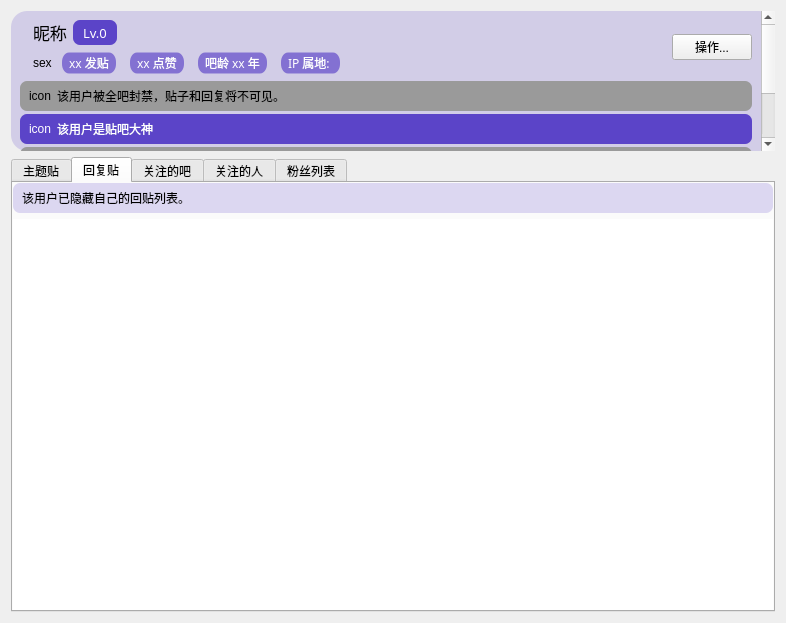
Before: the Qt Designer form src/resf/user_home_page.ui in clb-128258/TiebaDesktop, drawn with Qt 5.
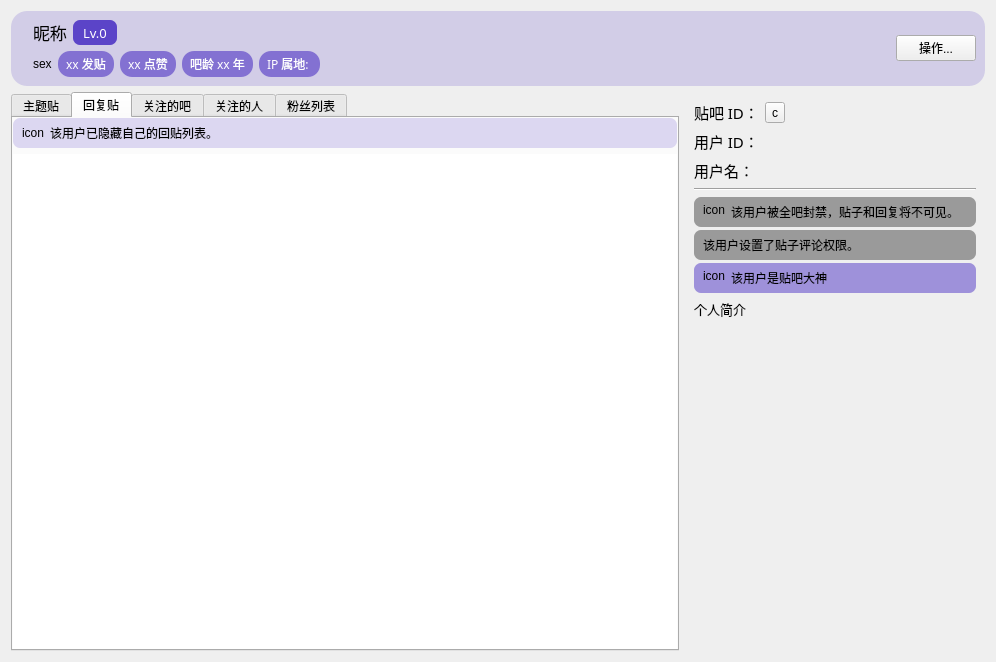
After: the same form once the commit is applied. The open tabs and pages were chosen to show the change.

Commit message: refactor: 重构个人主页的 UI

Patch:
```diff
--- a/src/resf/user_home_page.ui
+++ b/src/resf/user_home_page.ui
@@ -6,8 +6,8 @@
    <rect>
     <x>0</x>
     <y>0</y>
-    <width>786</width>
-    <height>623</height>
+    <width>996</width>
+    <height>662</height>
    </rect>
   </property>
   <property name="font">
@@ -18,13 +18,13 @@
   <property name="windowTitle">
    <string>用户信息</string>
   </property>
-  <layout class="QGridLayout" name="gridLayout_12" rowstretch="0,1">
-   <item row="0" column="0">
+  <layout class="QGridLayout" name="gridLayout_15" columnstretch="1,0">
+   <item row="0" column="0" colspan="2">
     <widget class="QFrame" name="frame">
      <property name="maximumSize">
       <size>
        <width>16777215</width>
-       <height>140</height>
+       <height>16777215</height>
       </size>
      </property>
      <property name="styleSheet">
@@ -41,139 +41,35 @@
      </property>
      <layout class="QGridLayout" name="gridLayout_10">
       <property name="leftMargin">
-       <number>0</number>
+       <number>9</number>
       </property>
       <property name="topMargin">
-       <number>0</number>
+       <number>9</number>
       </property>
       <property name="rightMargin">
-       <number>0</number>
+       <number>9</number>
       </property>
       <property name="bottomMargin">
-       <number>0</number>
+       <number>9</number>
       </property>
-      <item row="0" column="0">
-       <widget class="QScrollArea" name="scrollArea">
-        <property name="palette">
-         <palette>
-          <active>
-           <colorrole role="Button">
-            <brush brushstyle="SolidPattern">
-             <color alpha="0">
-              <red>0</red>
-              <green>0</green>
-              <blue>0</blue>
-             </color>
-            </brush>
-           </colorrole>
-           <colorrole role="Base">
-            <brush brushstyle="SolidPattern">
-             <color alpha="0">
-              <red>0</red>
-              <green>0</green>
-              <blue>0</blue>
-             </color>
-            </brush>
-           </colorrole>
-           <colorrole role="Window">
-            <brush brushstyle="NoBrush">
-             <color alpha="255">
-              <red>0</red>
-              <green>0</green>
-              <blue>0</blue>
-             </color>
-            </brush>
-           </colorrole>
-          </active>
-          <inactive>
-           <colorrole role="Button">
-            <brush brushstyle="SolidPattern">
-             <color alpha="0">
-              <red>0</red>
-              <green>0</green>
-              <blue>0</blue>
-             </color>
-            </brush>
-           </colorrole>
-           <colorrole role="Base">
-            <brush brushstyle="SolidPattern">
-             <color alpha="0">
-              <red>0</red>
-              <green>0</green>
-              <blue>0</blue>
-             </color>
-            </brush>
-           </colorrole>
-           <colorrole role="Window">
-            <brush brushstyle="NoBrush">
-             <color alpha="255">
-              <red>0</red>
-              <green>0</green>
-              <blue>0</blue>
-             </color>
-            </brush>
-           </colorrole>
-          </inactive>
-          <disabled>
-           <colorrole role="Button">
-            <brush brushstyle="SolidPattern">
-             <color alpha="0">
-              <red>0</red>
-              <green>0</green>
-              <blue>0</blue>
-             </color>
-            </brush>
-           </colorrole>
-           <colorrole role="Base">
-            <brush brushstyle="SolidPattern">
-             <color alpha="0">
-              <red>0</red>
-              <green>0</green>
-              <blue>0</blue>
-             </color>
-            </brush>
-           </colorrole>
-           <colorrole role="Window">
-            <brush brushstyle="NoBrush">
-             <color alpha="255">
-              <red>0</red>
-              <green>0</green>
-              <blue>0</blue>
-             </color>
-            </brush>
-           </colorrole>
-          </disabled>
-         </palette>
-        </property>
-        <property name="styleSheet">
-         <string notr="true">QScrollArea{
-	background: transparent;
-}
-QWidget#scrollAreaWidgetContents{
-	background: transparent;
-}</string>
-        </property>
-        <property name="frameShape">
-         <enum>QFrame::NoFrame</enum>
-        </property>
-        <property name="sizeAdjustPolicy">
-         <enum>QAbstractScrollArea::AdjustToContents</enum>
-        </property>
-        <property name="widgetResizable">
-         <bool>true</bool>
-        </property>
-        <widget class="QWidget" name="scrollAreaWidgetContents">
-         <property name="geometry">
-          <rect>
-           <x>0</x>
-           <y>0</y>
-           <width>751</width>
-           <height>219</height>
-          </rect>
-         </property>
-         <layout class="QGridLayout" name="gridLayout" rowstretch="0,0,0,1">
+      <property name="horizontalSpacing">
+       <number>9</number>
+      </property>
           <item row="0" column="0">
+       <widget class="QFrame" name="frame_6">
            <layout class="QGridLayout" name="gridLayout_9">
+         <property name="leftMargin">
+          <number>0</number>
+         </property>
+         <property name="topMargin">
+          <number>0</number>
+         </property>
+         <property name="rightMargin">
+          <number>0</number>
+         </property>
+         <property name="bottomMargin">
+          <number>0</number>
+         </property>
             <item row="0" column="0" rowspan="3">
              <widget class="QLabel" name="label">
               <property name="text">
@@ -204,11 +100,9 @@
                 <property name="styleSheet">
                  <string notr="true">QLabel{
     background-color: rgba(91, 68, 200, 170);
-	border-style: radius;
-	border-radius: 11px;
-    border-width: 3px 8px;
-	border-color: rgba(91, 68, 200, 200);
 	color: white;
+	padding: 4px 5px;
+	border-radius: 12px;
 }
 </string>
                 </property>
@@ -231,11 +125,9 @@
                 <property name="styleSheet">
                  <string notr="true">QLabel{
     background-color: rgba(91, 68, 200, 170);
-	border-style: radius;
-	border-radius: 11px;
-    border-width: 3px 8px;
-	border-color: rgba(91, 68, 200, 200);
 	color: white;
+	padding: 4px 5px;
+	border-radius: 12px;
 }
 </string>
                 </property>
@@ -258,11 +150,9 @@
                 <property name="styleSheet">
                  <string notr="true">QLabel{
     background-color: rgba(91, 68, 200, 170);
-	border-style: radius;
-	border-radius: 11px;
-    border-width: 3px 8px;
-	border-color: rgba(91, 68, 200, 200);
 	color: white;
+	padding: 4px 5px;
+	border-radius: 12px;
 }
 </string>
                 </property>
@@ -285,11 +175,9 @@
                 <property name="styleSheet">
                  <string notr="true">QLabel{
     background-color: rgba(91, 68, 200, 170);
-	border-style: radius;
-	border-radius: 11px;
-    border-width: 3px 8px;
-	border-color: rgba(91, 68, 200, 200);
 	color: white;
+	padding: 4px 5px;
+	border-radius: 12px;
 }
 </string>
                 </property>
@@ -392,229 +280,6 @@
              </widget>
             </item>
            </layout>
-          </item>
-          <item row="1" column="0">
-           <widget class="QFrame" name="frame_8">
-            <layout class="QVBoxLayout" name="verticalLayout_2">
-             <property name="spacing">
-              <number>3</number>
-             </property>
-             <property name="leftMargin">
-              <number>0</number>
-             </property>
-             <property name="topMargin">
-              <number>0</number>
-             </property>
-             <property name="rightMargin">
-              <number>0</number>
-             </property>
-             <property name="bottomMargin">
-              <number>0</number>
-             </property>
-             <item>
-              <widget class="QFrame" name="frame_3">
-               <property name="styleSheet">
-                <string notr="true">QFrame{
-	background-color: rgb(154, 154, 154);
-	border-radius: 7px;
-}
-QLabel{
-	color: black;
-}</string>
-               </property>
-               <property name="frameShape">
-                <enum>QFrame::StyledPanel</enum>
-               </property>
-               <property name="frameShadow">
-                <enum>QFrame::Raised</enum>
-               </property>
-               <layout class="QGridLayout" name="gridLayout_5" columnstretch="0,1">
-                <property name="topMargin">
-                 <number>6</number>
-                </property>
-                <property name="bottomMargin">
-                 <number>6</number>
-                </property>
-                <item row="0" column="0">
-                 <widget class="QLabel" name="label_11">
-                  <property name="text">
-                   <string>icon</string>
-                  </property>
-                 </widget>
-                </item>
-                <item row="0" column="1">
-                 <widget class="QLabel" name="label_12">
-                  <property name="font">
-                   <font>
-                    <pointsize>9</pointsize>
-                   </font>
-                  </property>
-                  <property name="text">
-                   <string>该用户被全吧封禁，贴子和回复将不可见。</string>
-                  </property>
-                 </widget>
-                </item>
-               </layout>
-              </widget>
-             </item>
-             <item>
-              <widget class="QFrame" name="frame_2">
-               <property name="styleSheet">
-                <string notr="true">QFrame{
-	background-color: rgb(91, 68, 200);
-	border-radius: 7px;
-}
-QLabel{
-	color: white;
-}</string>
-               </property>
-               <property name="frameShape">
-                <enum>QFrame::StyledPanel</enum>
-               </property>
-               <property name="frameShadow">
-                <enum>QFrame::Raised</enum>
-               </property>
-               <layout class="QGridLayout" name="gridLayout_2" columnstretch="0,1">
-                <property name="topMargin">
-                 <number>6</number>
-                </property>
-                <property name="bottomMargin">
-                 <number>6</number>
-                </property>
-                <item row="0" column="0">
-                 <widget class="QLabel" name="label_7">
-                  <property name="text">
-                   <string>icon</string>
-                  </property>
-                 </widget>
-                </item>
-                <item row="0" column="1">
-                 <widget class="QLabel" name="label_10">
-                  <property name="font">
-                   <font>
-                    <pointsize>9</pointsize>
-                   </font>
-                  </property>
-                  <property name="text">
-                   <string>该用户是贴吧大神</string>
-                  </property>
-                 </widget>
-                </item>
-               </layout>
-              </widget>
-             </item>
-             <item>
-              <widget class="QFrame" name="frame_5">
-               <property name="styleSheet">
-                <string notr="true">QFrame{
-	background-color: rgb(154, 154, 154);
-	border-radius: 7px;
-}
-QLabel{
-	color: black;
-}</string>
-               </property>
-               <property name="frameShape">
-                <enum>QFrame::StyledPanel</enum>
-               </property>
-               <property name="frameShadow">
-                <enum>QFrame::Raised</enum>
-               </property>
-               <layout class="QGridLayout" name="gridLayout_8" columnstretch="0">
-                <property name="topMargin">
-                 <number>6</number>
-                </property>
-                <property name="bottomMargin">
-                 <number>6</number>
-                </property>
-                <item row="0" column="0">
-                 <widget class="QLabel" name="label_16">
-                  <property name="font">
-                   <font>
-                    <pointsize>9</pointsize>
-                   </font>
-                  </property>
-                  <property name="text">
-                   <string>该用户设置了贴子评论权限。</string>
-                  </property>
-                 </widget>
-                </item>
-               </layout>
-              </widget>
-             </item>
-            </layout>
-           </widget>
-          </item>
-          <item row="2" column="0">
-           <layout class="QHBoxLayout" name="horizontalLayout_2">
-            <item>
-             <widget class="QLabel" name="label_3">
-              <property name="font">
-               <font>
-                <family>微软雅黑</family>
-                <pointsize>10</pointsize>
-               </font>
-              </property>
-              <property name="styleSheet">
-               <string notr="true"/>
-              </property>
-              <property name="text">
-               <string>贴吧 ID：</string>
-              </property>
-              <property name="textInteractionFlags">
-               <set>Qt::TextBrowserInteraction</set>
-              </property>
-             </widget>
-            </item>
-            <item>
-             <widget class="QToolButton" name="toolButton">
-              <property name="text">
-               <string>c</string>
-              </property>
-             </widget>
-            </item>
-            <item>
-             <spacer name="horizontalSpacer">
-              <property name="orientation">
-               <enum>Qt::Horizontal</enum>
-              </property>
-              <property name="sizeHint" stdset="0">
-               <size>
-                <width>40</width>
-                <height>20</height>
-               </size>
-              </property>
-             </spacer>
-            </item>
-           </layout>
-          </item>
-          <item row="3" column="0">
-           <widget class="QLabel" name="label_6">
-            <property name="font">
-             <font>
-              <family>微软雅黑</family>
-              <pointsize>10</pointsize>
-             </font>
-            </property>
-            <property name="toolTip">
-             <string>&lt;html&gt;&lt;head/&gt;&lt;body&gt;&lt;p&gt;个人简介&lt;/p&gt;&lt;/body&gt;&lt;/html&gt;</string>
-            </property>
-            <property name="text">
-             <string>个人简介</string>
-            </property>
-            <property name="alignment">
-             <set>Qt::AlignLeading|Qt::AlignLeft|Qt::AlignTop</set>
-            </property>
-            <property name="wordWrap">
-             <bool>true</bool>
-            </property>
-            <property name="textInteractionFlags">
-             <set>Qt::TextBrowserInteraction</set>
-            </property>
-           </widget>
-          </item>
-         </layout>
-        </widget>
        </widget>
       </item>
      </layout>
@@ -691,19 +356,22 @@
 }</string>
          </property>
          <property name="frameShape">
-          <enum>QFrame::StyledPanel</enum>
+          <enum>QFrame::NoFrame</enum>
          </property>
          <property name="frameShadow">
           <enum>QFrame::Raised</enum>
          </property>
-         <layout class="QGridLayout" name="gridLayout_19" columnstretch="0">
+         <layout class="QGridLayout" name="gridLayout_12" columnstretch="0,1">
+          <property name="leftMargin">
+           <number>9</number>
+          </property>
           <property name="topMargin">
            <number>6</number>
           </property>
           <property name="bottomMargin">
            <number>6</number>
           </property>
-          <item row="0" column="0">
+          <item row="0" column="1">
            <widget class="QLabel" name="label_20">
             <property name="font">
              <font>
@@ -715,6 +383,13 @@
             </property>
            </widget>
           </item>
+          <item row="0" column="0">
+           <widget class="QLabel" name="label_17">
+            <property name="text">
+             <string>icon</string>
+            </property>
+           </widget>
+          </item>
          </layout>
         </widget>
        </item>
@@ -951,6 +626,455 @@
      </widget>
     </widget>
    </item>
+   <item row="1" column="1">
+    <widget class="QScrollArea" name="scrollArea">
+     <property name="minimumSize">
+      <size>
+       <width>300</width>
+       <height>0</height>
+      </size>
+     </property>
+     <property name="palette">
+      <palette>
+       <active>
+        <colorrole role="Button">
+         <brush brushstyle="SolidPattern">
+          <color alpha="0">
+           <red>0</red>
+           <green>0</green>
+           <blue>0</blue>
+          </color>
+         </brush>
+        </colorrole>
+        <colorrole role="Base">
+         <brush brushstyle="SolidPattern">
+          <color alpha="0">
+           <red>0</red>
+           <green>0</green>
+           <blue>0</blue>
+          </color>
+         </brush>
+        </colorrole>
+        <colorrole role="Window">
+         <brush brushstyle="NoBrush">
+          <color alpha="255">
+           <red>0</red>
+           <green>0</green>
+           <blue>0</blue>
+          </color>
+         </brush>
+        </colorrole>
+       </active>
+       <inactive>
+        <colorrole role="Button">
+         <brush brushstyle="SolidPattern">
+          <color alpha="0">
+           <red>0</red>
+           <green>0</green>
+           <blue>0</blue>
+          </color>
+         </brush>
+        </colorrole>
+        <colorrole role="Base">
+         <brush brushstyle="SolidPattern">
+          <color alpha="0">
+           <red>0</red>
+           <green>0</green>
+           <blue>0</blue>
+          </color>
+         </brush>
+        </colorrole>
+        <colorrole role="Window">
+         <brush brushstyle="NoBrush">
+          <color alpha="255">
+           <red>0</red>
+           <green>0</green>
+           <blue>0</blue>
+          </color>
+         </brush>
+        </colorrole>
+       </inactive>
+       <disabled>
+        <colorrole role="Button">
+         <brush brushstyle="SolidPattern">
+          <color alpha="0">
+           <red>0</red>
+           <green>0</green>
+           <blue>0</blue>
+          </color>
+         </brush>
+        </colorrole>
+        <colorrole role="Base">
+         <brush brushstyle="SolidPattern">
+          <color alpha="0">
+           <red>0</red>
+           <green>0</green>
+           <blue>0</blue>
+          </color>
+         </brush>
+        </colorrole>
+        <colorrole role="Window">
+         <brush brushstyle="NoBrush">
+          <color alpha="255">
+           <red>0</red>
+           <green>0</green>
+           <blue>0</blue>
+          </color>
+         </brush>
+        </colorrole>
+       </disabled>
+      </palette>
+     </property>
+     <property name="styleSheet">
+      <string notr="true">QScrollArea{
+	background: transparent;
+}
+QWidget#scrollAreaWidgetContents{
+	background: transparent;
+}</string>
+     </property>
+     <property name="frameShape">
+      <enum>QFrame::NoFrame</enum>
+     </property>
+     <property name="sizeAdjustPolicy">
+      <enum>QAbstractScrollArea::AdjustToContents</enum>
+     </property>
+     <property name="widgetResizable">
+      <bool>true</bool>
+     </property>
+     <widget class="QWidget" name="scrollAreaWidgetContents">
+      <property name="geometry">
+       <rect>
+        <x>0</x>
+        <y>0</y>
+        <width>300</width>
+        <height>564</height>
+       </rect>
+      </property>
+      <layout class="QGridLayout" name="gridLayout" rowstretch="0,0,0,0,0,0,0,0,0">
+       <item row="5" column="0">
+        <widget class="Line" name="line">
+         <property name="orientation">
+          <enum>Qt::Horizontal</enum>
+         </property>
+        </widget>
+       </item>
+       <item row="2" column="0">
+        <widget class="QLabel" name="label_25">
+         <property name="font">
+          <font>
+           <family>微软雅黑</family>
+           <pointsize>11</pointsize>
+          </font>
+         </property>
+         <property name="styleSheet">
+          <string notr="true"/>
+         </property>
+         <property name="text">
+          <string>用户名：</string>
+         </property>
+         <property name="wordWrap">
+          <bool>true</bool>
+         </property>
+         <property name="textInteractionFlags">
+          <set>Qt::TextBrowserInteraction</set>
+         </property>
+        </widget>
+       </item>
+       <item row="7" column="0">
+        <widget class="QLabel" name="label_6">
+         <property name="font">
+          <font>
+           <family>微软雅黑</family>
+           <pointsize>10</pointsize>
+          </font>
+         </property>
+         <property name="toolTip">
+          <string>&lt;html&gt;&lt;head/&gt;&lt;body&gt;&lt;p&gt;个人简介&lt;/p&gt;&lt;/body&gt;&lt;/html&gt;</string>
+         </property>
+         <property name="text">
+          <string>个人简介</string>
+         </property>
+         <property name="alignment">
+          <set>Qt::AlignLeading|Qt::AlignLeft|Qt::AlignTop</set>
+         </property>
+         <property name="wordWrap">
+          <bool>true</bool>
+         </property>
+         <property name="textInteractionFlags">
+          <set>Qt::TextBrowserInteraction</set>
+         </property>
+        </widget>
+       </item>
+       <item row="0" column="0">
+        <widget class="QFrame" name="horizontalFrame">
+         <property name="frameShape">
+          <enum>QFrame::NoFrame</enum>
+         </property>
+         <layout class="QHBoxLayout" name="horizontalLayout_2">
+          <property name="leftMargin">
+           <number>0</number>
+          </property>
+          <property name="topMargin">
+           <number>0</number>
+          </property>
+          <property name="rightMargin">
+           <number>0</number>
+          </property>
+          <property name="bottomMargin">
+           <number>0</number>
+          </property>
+          <item>
+           <widget class="QLabel" name="label_3">
+            <property name="font">
+             <font>
+              <family>微软雅黑</family>
+              <pointsize>11</pointsize>
+             </font>
+            </property>
+            <property name="styleSheet">
+             <string notr="true"/>
+            </property>
+            <property name="text">
+             <string>贴吧 ID：</string>
+            </property>
+            <property name="wordWrap">
+             <bool>false</bool>
+            </property>
+            <property name="textInteractionFlags">
+             <set>Qt::TextBrowserInteraction</set>
+            </property>
+           </widget>
+          </item>
+          <item>
+           <widget class="QToolButton" name="toolButton">
+            <property name="toolTip">
+             <string>复制贴吧号</string>
+            </property>
+            <property name="text">
+             <string>c</string>
+            </property>
+           </widget>
+          </item>
+          <item>
+           <spacer name="horizontalSpacer">
+            <property name="orientation">
+             <enum>Qt::Horizontal</enum>
+            </property>
+            <property name="sizeHint" stdset="0">
+             <size>
+              <width>40</width>
+              <height>20</height>
+             </size>
+            </property>
+           </spacer>
+          </item>
+         </layout>
+        </widget>
+       </item>
+       <item row="6" column="0">
+        <widget class="QFrame" name="frame_8">
+         <layout class="QVBoxLayout" name="verticalLayout_2">
+          <property name="spacing">
+           <number>3</number>
+          </property>
+          <property name="leftMargin">
+           <number>0</number>
+          </property>
+          <property name="topMargin">
+           <number>0</number>
+          </property>
+          <property name="rightMargin">
+           <number>0</number>
+          </property>
+          <property name="bottomMargin">
+           <number>0</number>
+          </property>
+          <item>
+           <widget class="QFrame" name="frame_3">
+            <property name="styleSheet">
+             <string notr="true">QFrame{
+	background-color: rgb(154, 154, 154);
+	border-radius: 7px;
+}
+QLabel{
+	color: black;
+}</string>
+            </property>
+            <property name="frameShape">
+             <enum>QFrame::StyledPanel</enum>
+            </property>
+            <property name="frameShadow">
+             <enum>QFrame::Raised</enum>
+            </property>
+            <layout class="QGridLayout" name="gridLayout_5" columnstretch="0,1">
+             <property name="topMargin">
+              <number>6</number>
+             </property>
+             <property name="bottomMargin">
+              <number>6</number>
+             </property>
+             <item row="0" column="0">
+              <widget class="QLabel" name="label_11">
+               <property name="text">
+                <string>icon</string>
+               </property>
+               <property name="alignment">
+                <set>Qt::AlignLeading|Qt::AlignLeft|Qt::AlignTop</set>
+               </property>
+              </widget>
+             </item>
+             <item row="0" column="1">
+              <widget class="QLabel" name="label_12">
+               <property name="font">
+                <font>
+                 <pointsize>9</pointsize>
+                </font>
+               </property>
+               <property name="text">
+                <string>该用户被全吧封禁，贴子和回复将不可见。</string>
+               </property>
+               <property name="wordWrap">
+                <bool>true</bool>
+               </property>
+              </widget>
+             </item>
+            </layout>
+           </widget>
+          </item>
+          <item>
+           <widget class="QFrame" name="frame_5">
+            <property name="styleSheet">
+             <string notr="true">QFrame{
+	background-color: rgb(154, 154, 154);
+	border-radius: 7px;
+}
+QLabel{
+	color: black;
+}</string>
+            </property>
+            <property name="frameShape">
+             <enum>QFrame::StyledPanel</enum>
+            </property>
+            <property name="frameShadow">
+             <enum>QFrame::Raised</enum>
+            </property>
+            <layout class="QGridLayout" name="gridLayout_8" columnstretch="0">
+             <property name="topMargin">
+              <number>6</number>
+             </property>
+             <property name="bottomMargin">
+              <number>6</number>
+             </property>
+             <item row="0" column="0">
+              <widget class="QLabel" name="label_16">
+               <property name="font">
+                <font>
+                 <pointsize>9</pointsize>
+                </font>
+               </property>
+               <property name="text">
+                <string>该用户设置了贴子评论权限。</string>
+               </property>
+               <property name="wordWrap">
+                <bool>true</bool>
+               </property>
+              </widget>
+             </item>
+            </layout>
+           </widget>
+          </item>
+          <item>
+           <widget class="QFrame" name="frame_2">
+            <property name="styleSheet">
+             <string notr="true">QFrame#frame_2{
+	background-color: rgba(91, 68, 200, 140);
+	border-radius: 7px;
+}</string>
+            </property>
+            <property name="frameShape">
+             <enum>QFrame::StyledPanel</enum>
+            </property>
+            <property name="frameShadow">
+             <enum>QFrame::Raised</enum>
+            </property>
+            <layout class="QGridLayout" name="gridLayout_2" columnstretch="0,1">
+             <property name="topMargin">
+              <number>6</number>
+             </property>
+             <property name="bottomMargin">
+              <number>6</number>
+             </property>
+             <item row="0" column="0">
+              <widget class="QLabel" name="label_7">
+               <property name="text">
+                <string>icon</string>
+               </property>
+               <property name="alignment">
+                <set>Qt::AlignLeading|Qt::AlignLeft|Qt::AlignTop</set>
+               </property>
+              </widget>
+             </item>
+             <item row="0" column="1">
+              <widget class="QLabel" name="label_10">
+               <property name="font">
+                <font>
+                 <pointsize>9</pointsize>
+                </font>
+               </property>
+               <property name="text">
+                <string>该用户是贴吧大神</string>
+               </property>
+               <property name="wordWrap">
+                <bool>true</bool>
+               </property>
+              </widget>
+             </item>
+            </layout>
+           </widget>
+          </item>
+         </layout>
+        </widget>
+       </item>
+       <item row="8" column="0">
+        <spacer name="verticalSpacer">
+         <property name="orientation">
+          <enum>Qt::Vertical</enum>
+         </property>
+         <property name="sizeHint" stdset="0">
+          <size>
+           <width>0</width>
+           <height>0</height>
+          </size>
+         </property>
+        </spacer>
+       </item>
+       <item row="1" column="0">
+        <widget class="QLabel" name="label_24">
+         <property name="font">
+          <font>
+           <family>微软雅黑</family>
+           <pointsize>11</pointsize>
+          </font>
+         </property>
+         <property name="styleSheet">
+          <string notr="true"/>
+         </property>
+         <property name="text">
+          <string>用户 ID：</string>
+         </property>
+         <property name="wordWrap">
+          <bool>false</bool>
+         </property>
+         <property name="textInteractionFlags">
+          <set>Qt::TextBrowserInteraction</set>
+         </property>
+        </widget>
+       </item>
+      </layout>
+     </widget>
+    </widget>
+   </item>
   </layout>
  </widget>
  <resources/>
```
Left out of the diff: 39 changed lines with no effect on the pictures. Lines whose indentation alone changed are shown as unchanged. The commit also changes 4 other files.
